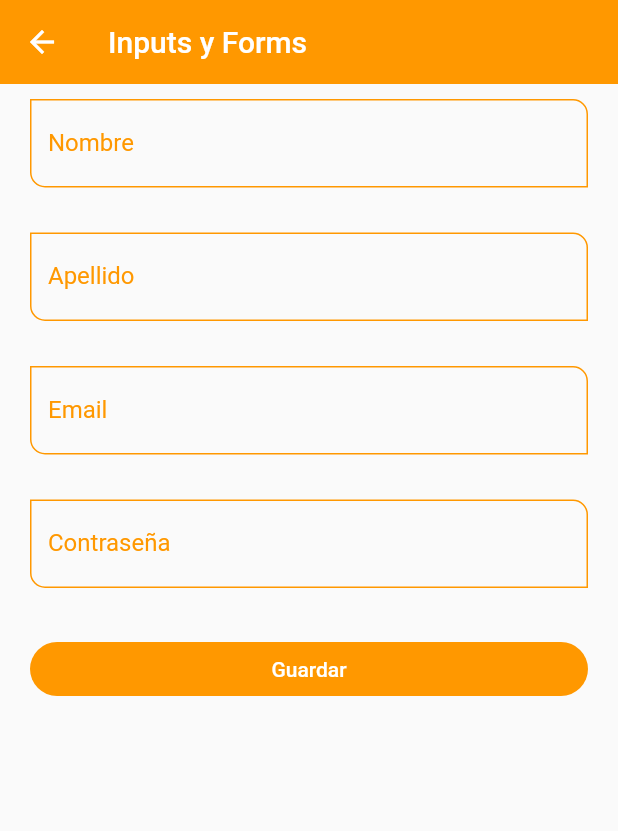
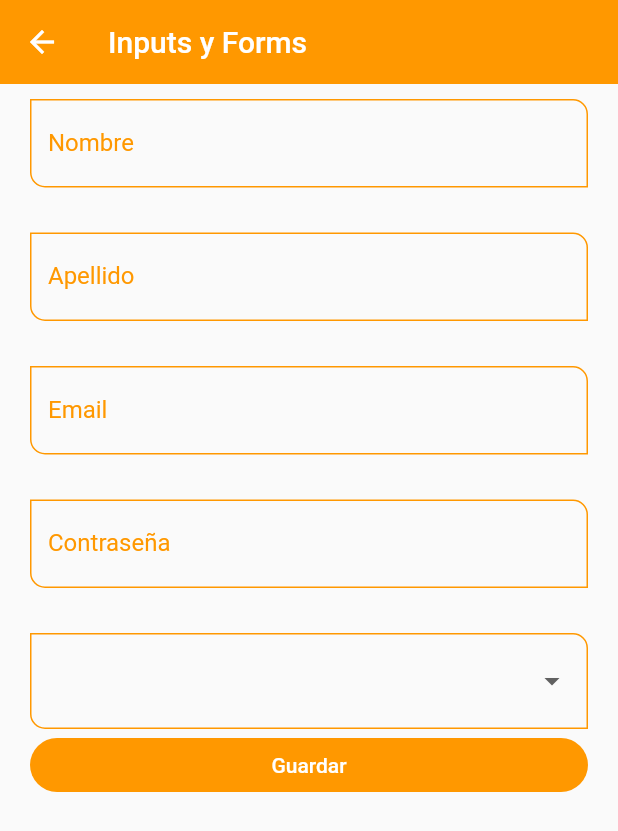
Before and after one commit to OlafRuv/FlutterBasics, a Flutter app: the InputsScreen screen opened by its route, on a phone screen of 412 x 824 dp. Shown: the top 831 px of the screen. Run offline on Flutter 3.47's test engine with Material 2 defaults, Android fonts, the phone set to English and light mode, and no system bars.

```diff
--- a/lib/screens/inputs_screen.dart
+++ b/lib/screens/inputs_screen.dart
@@ -60,6 +60,31 @@ class InputsScreen extends StatelessWidget {
                 ),
                 const SizedBox(height: 30),
 
+                DropdownButtonFormField<String>(
+                  items: const [
+                    DropdownMenuItem(
+                      value: 'Admin',
+                      child: Text('Admin'),
+                    ),
+                    DropdownMenuItem(
+                      value: 'Superuser',
+                      child: Text('Superuser'),
+                    ),
+                    DropdownMenuItem(
+                      value: 'Developer',
+                      child: Text('Developer'),
+                    ),
+                    DropdownMenuItem(
+                      value: 'Jr. Developer',
+                      child: Text('Jr. Developer'),
+                    ),
+                  ],
+                  onChanged: (value){
+                    print(value);
+                    formValues['role'] = value ?? 'Admin';
+                  }
+                ),
+
                 ElevatedButton(
                   child: const SizedBox(
                     width: double.infinity,
```
